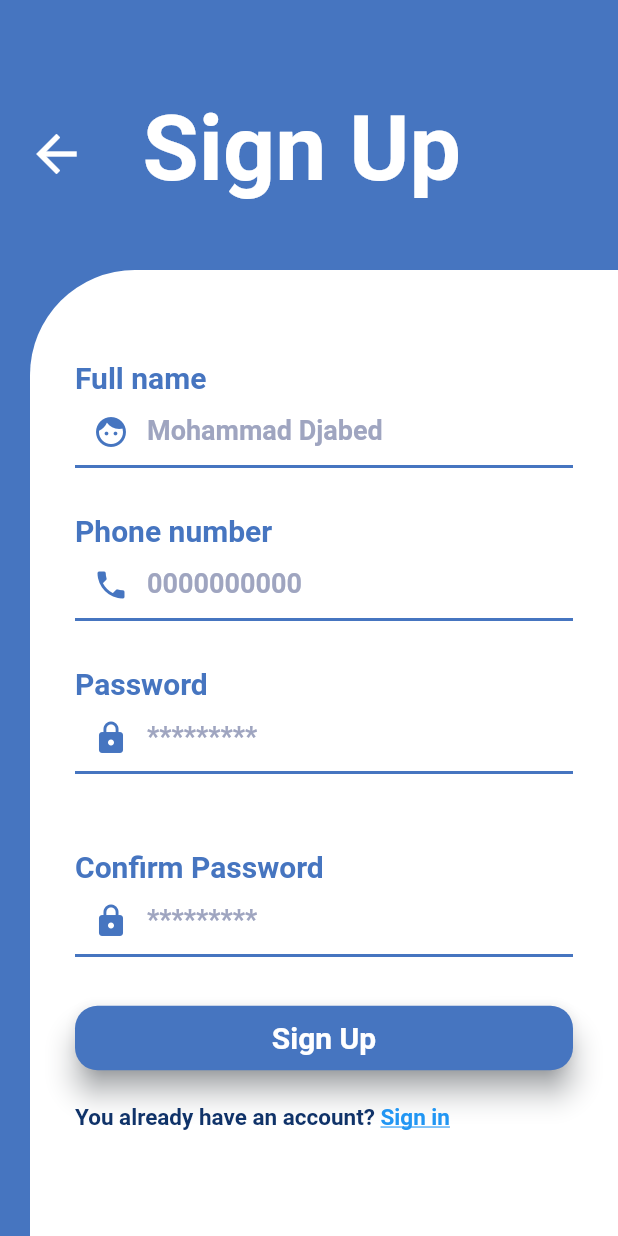
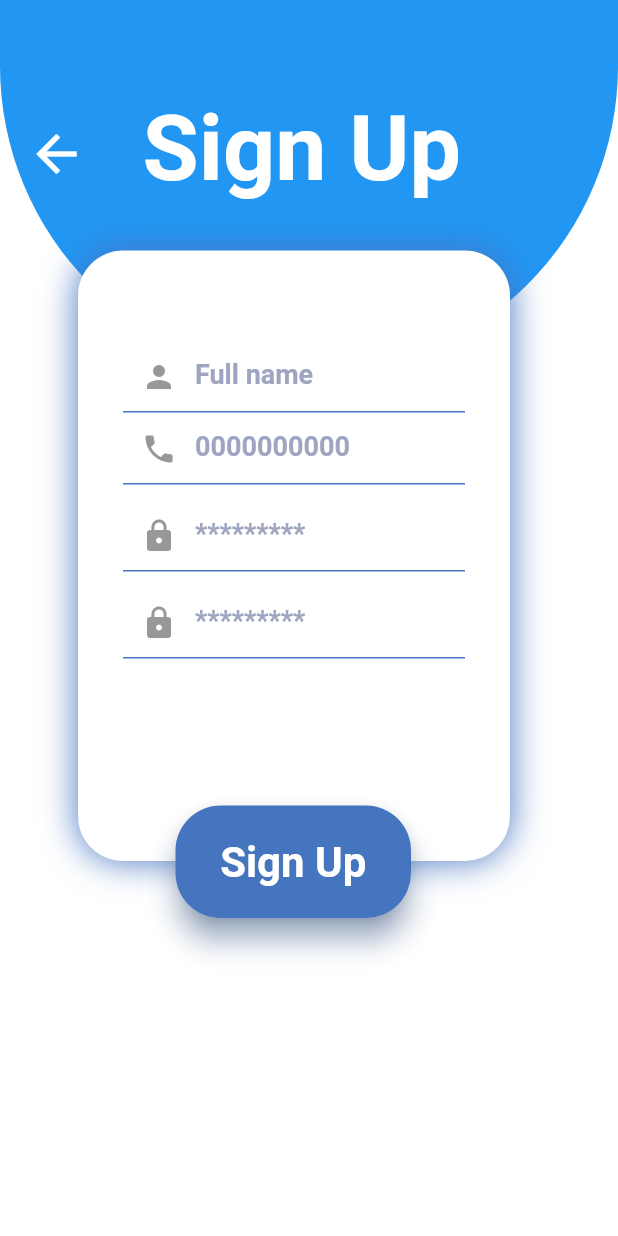
Before and after one commit to minaiscoding/Project-7, a Flutter app: the screen it shows after launch, on a phone screen of 412 x 824 dp. Run offline on Flutter 3.47's test engine with Material 2 defaults, Android fonts, the phone set to English and light mode, and no system bars; our stand-ins replace hexcolor; Roboto replaces fonts that are missing (Montserrat).

Commit message:
circle on top

```diff
--- a/flutter_application_1/lib/SignUp.dart
+++ b/flutter_application_1/lib/SignUp.dart
@@ -17,9 +17,27 @@ class _SignUpPageState extends State<SignUpPage> {
   @override
   Widget build(BuildContext context) {
     return Scaffold(
-      backgroundColor: Color(0xFF4675C0),
+      backgroundColor: Colors.grey, //Color(0xFF4675C0),
       body: Stack(
         children: [
+          Container(
+            height: double.infinity,
+            width: double.infinity,
+            color: Colors.white,
+          ),
+          Container(
+            height: 250,
+            width: double.infinity,
+            decoration: BoxDecoration(
+              color: Colors.blue,
+              borderRadius: BorderRadius.only(
+                bottomLeft:
+                    Radius.circular(MediaQuery.of(context).size.width * 2),
+                bottomRight:
+                    Radius.circular(MediaQuery.of(context).size.width * 2),
+              ),
+            ),
+          ),
           Positioned(
             //left: MediaQuery.of(context).size.width * 0.0709,
             right: MediaQuery.of(context).size.width * 0.86,
@@ -53,16 +71,22 @@ class _SignUpPageState extends State<SignUpPage> {
             ),
           ),
           Positioned(
-            right: 0,
-            top: 180,
+            left: 52,
+            top: 167,
             child: Container(
-              width: 392,
-              height: 650,
+              width: 288,
+              height: 407,
               decoration: BoxDecoration(
                 color: Colors.white,
-                borderRadius: BorderRadius.only(
-                  topLeft: Radius.circular(70),
+                borderRadius: BorderRadius.circular(30),
+                boxShadow: [
+                  BoxShadow(
+                    color: Color(0xFF4675C0),
+                    blurRadius: 20,
+                    spreadRadius: 0,
+                    offset: Offset(0, 0),
                   ),
+                ],
               ),
               child: Padding(
                 padding: EdgeInsets.only(
@@ -73,21 +97,10 @@ class _SignUpPageState extends State<SignUpPage> {
                 child: Column(
                   crossAxisAlignment: CrossAxisAlignment.stretch,
                   children: [
-                    Text(
-                      'Full name',
-                      style: TextStyle(
-                        fontFamily: 'Montserrat',
-                        fontStyle: FontStyle.normal,
-                        fontWeight: FontWeight.w600,
-                        fontSize: 20,
-                        height: 1.2,
-                        color: Color(0xFF4675C0),
-                      ),
-                    ),
                     TextField(
                       controller: _fullnameController,
                       decoration: InputDecoration(
-                        hintText: 'Mohammad Djabed',
+                        hintText: 'Full name',
                         hintStyle: TextStyle(
                           fontFamily: 'Montserrat',
                           fontStyle: FontStyle.normal,
@@ -97,29 +110,18 @@ class _SignUpPageState extends State<SignUpPage> {
                         ),
                         enabledBorder: UnderlineInputBorder(
                           borderSide:
-                              BorderSide(color: Color(0xFF4675C0), width: 2),
+                              BorderSide(color: Color(0xFF4675C0), width: 1),
                         ),
                         focusedBorder: UnderlineInputBorder(
                           borderSide: BorderSide(
                               color: Color.fromARGB(255, 77, 129, 211),
                               width: 2),
                         ),
-                        prefixIcon: Icon(Icons.face, color: Color(0xFF4675C0)),
+                        prefixIcon:
+                            Icon(Icons.person, color: Color(0xFF989898)),
                         // Set the color of the text entered in the TextField
                         // to blue (you can replace blue with any color of your choice)
                         labelStyle: TextStyle(color: Colors.blue),
-                      ),
-                    ),
-                    SizedBox(height: 30),
-                    Text(
-                      'Phone number',
-                      style: TextStyle(
-                        fontFamily: 'Montserrat',
-                        fontStyle: FontStyle.normal,
-                        fontWeight: FontWeight.w600,
-                        fontSize: 20,
-                        height: 1.2,
-                        color: Color(0xFF4675C0),
                       ),
                     ),
                     TextField(
@@ -136,27 +138,16 @@ class _SignUpPageState extends State<SignUpPage> {
                         ),
                         enabledBorder: UnderlineInputBorder(
                           borderSide:
-                              BorderSide(color: Color(0xFF4675C0), width: 2),
+                              BorderSide(color: Color(0xFF4675C0), width: 1),
                         ),
                         focusedBorder: UnderlineInputBorder(
                           borderSide:
-                              BorderSide(color: Color(0xFF4675C0), width: 2),
+                              BorderSide(color: Color(0xFF4675C0), width: 1),
                         ),
-                        prefixIcon: Icon(Icons.phone, color: Color(0xFF4675C0)),
+                        prefixIcon: Icon(Icons.phone, color: Color(0xFF989898)),
                       ),
                     ),
-                    SizedBox(height: 30),
-                    Text(
-                      'Password',
-                      style: TextStyle(
-                        fontFamily: 'Montserrat',
-                        fontStyle: FontStyle.normal,
-                        fontWeight: FontWeight.w600,
-                        fontSize: 20,
-                        height: 1.2,
-                        color: Color(0xFF4675C0),
-                      ),
-                    ),
+                    SizedBox(height: 10),
                     TextField(
                       controller: _passwordController,
                       obscureText: true,
@@ -171,27 +162,16 @@ class _SignUpPageState extends State<SignUpPage> {
                         ),
                         enabledBorder: UnderlineInputBorder(
                           borderSide:
-                              BorderSide(color: Color(0xFF4675C0), width: 2),
+                              BorderSide(color: Color(0xFF4675C0), width: 1),
                         ),
                         focusedBorder: UnderlineInputBorder(
                           borderSide:
-                              BorderSide(color: Color(0xFF4675C0), width: 2),
+                              BorderSide(color: Color(0xFF4675C0), width: 1),
                         ),
-                        prefixIcon: Icon(Icons.lock, color: Color(0xFF4675C0)),
+                        prefixIcon: Icon(Icons.lock, color: Color(0xFF989898)),
                       ),
                     ),
-                    SizedBox(height: 50),
-                    Text(
-                      'Confirm Password',
-                      style: TextStyle(
-                        fontFamily: 'Montserrat',
-                        fontStyle: FontStyle.normal,
-                        fontWeight: FontWeight.w600,
-                        fontSize: 20,
-                        height: 1.2,
-                        color: Color(0xFF4675C0),
-                      ),
-                    ),
+                    SizedBox(height: 10),
                     TextField(
                       controller: _confirmpasswordController,
                       decoration: InputDecoration(
@@ -205,84 +185,50 @@ class _SignUpPageState extends State<SignUpPage> {
                         ),
                         enabledBorder: UnderlineInputBorder(
                           borderSide:
-                              BorderSide(color: Color(0xFF4675C0), width: 2),
+                              BorderSide(color: Color(0xFF4675C0), width: 1),
                         ),
                         focusedBorder: UnderlineInputBorder(
                           borderSide:
-                              BorderSide(color: Color(0xFF4675C0), width: 2),
+                              BorderSide(color: Color(0xFF4675C0), width: 1),
                         ),
-                        prefixIcon: Icon(Icons.lock, color: Color(0xFF4675C0)),
+                        prefixIcon: Icon(Icons.lock, color: Color(0xFF989898)),
                       ),
                     ),
-                    SizedBox(height: 30),
-                    ElevatedButton(
+                  ],
+                ),
+              ),
+            ),
+          ),
+          Positioned(
+            width: 157,
+            height: 75,
+            left: 117,
+            top: 537,
+            child: ElevatedButton(
               onPressed: () {},
-                      child: Padding(
-                        padding: const EdgeInsets.all(10.0),
+              child: Container(
+                width: 112,
+                height: 34,
+                alignment: Alignment.center,
                 child: Text(
                   'Sign Up',
                   style: TextStyle(
                     fontFamily: 'Montserrat',
                     fontStyle: FontStyle.normal,
-                            fontWeight: FontWeight.w600,
-                            fontSize: 20,
+                    fontWeight: FontWeight.w700,
+                    fontSize: 28,
+                    height: 1.2,
                     color: Colors.white,
                   ),
                 ),
               ),
               style: ElevatedButton.styleFrom(
                 primary: Color(0xFF4675C0),
-                        shadowColor: Color(0xFF1A2A3A),
                 elevation: 8,
                 shape: RoundedRectangleBorder(
-                          borderRadius: BorderRadius.circular(15),
+                  borderRadius: BorderRadius.circular(30),
                 ),
-                      ),
-                    ),
-                    SizedBox(height: 20),
-                    /*Text(
-                      'You already have an account? sign in',
-                      style: TextStyle(
-                        fontFamily: 'Montserrat',
-                        fontStyle: FontStyle.normal,
-                        fontWeight: FontWeight.w600,
-                        fontSize: 15,
-                        height: 1.2,
-                        color: Color.fromARGB(255, 16, 51, 105),
-                      ),
-                    ),*/
-                    GestureDetector(
-                      onTap: () {
-                        Navigator.push(
-                          context,
-                          MaterialPageRoute(builder: (context) => LoginPage()),
-                        );
-                      },
-                      child: Text.rich(
-                        TextSpan(
-                          text: 'You already have an account? ',
-                          style: TextStyle(
-                            fontFamily: 'Montserrat',
-                            fontStyle: FontStyle.normal,
-                            fontWeight: FontWeight.w600,
-                            fontSize: 15,
-                            height: 1.2,
-                            color: Color.fromARGB(255, 16, 51, 105),
-                          ),
-                          children: <TextSpan>[
-                            TextSpan(
-                              text: 'Sign in',
-                              style: TextStyle(
-                                decoration: TextDecoration.underline,
-                                color: Colors.blue,
-                              ),
-                            ),
-                          ],
-                        ),
-                      ),
-                    )
-                  ],
-                ),
+                shadowColor: Color(0xFF4675C0),
               ),
             ),
           ),
--- a/flutter_application_1/lib/main.dart
+++ b/flutter_application_1/lib/main.dart
@@ -7,6 +7,5 @@ import 'SignUp.dart';
 void main() => runApp(MaterialApp(
     debugShowCheckedModeBanner: false, //removes debugger banner from App
     title: 'Fluid',
-    theme: ThemeData(
-        fontFamily: 'Montserrat'), //set the font for the app to Aquire
+    theme: ThemeData(fontFamily: 'Montserrat'),
     home: SignUpPage()));
```
Lines whose indentation alone changed are shown as unchanged.
